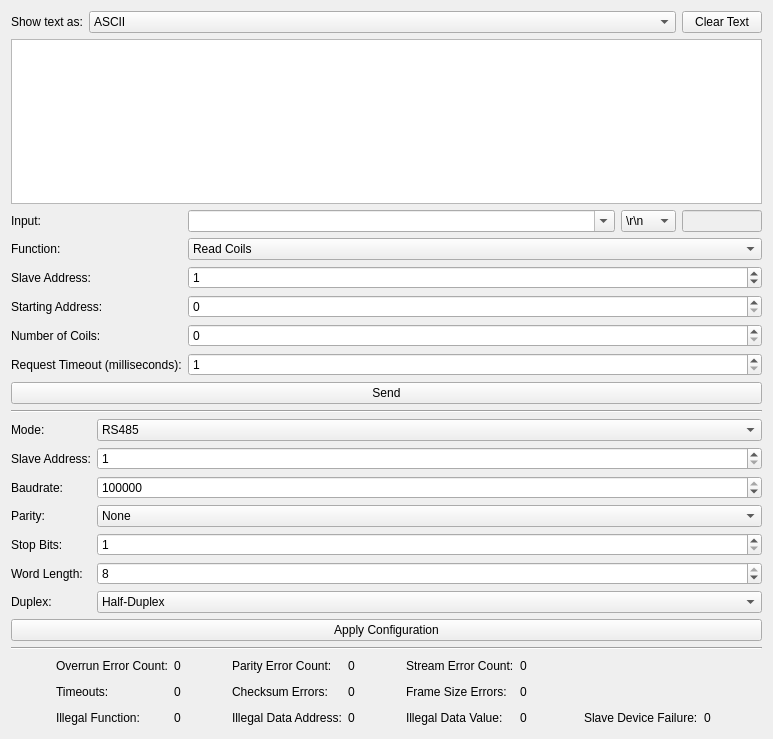
Tinkerforge/brickv, file src/brickv/plugin_system/plugins/rs485/ui/rs485.ui: the form before one commit.
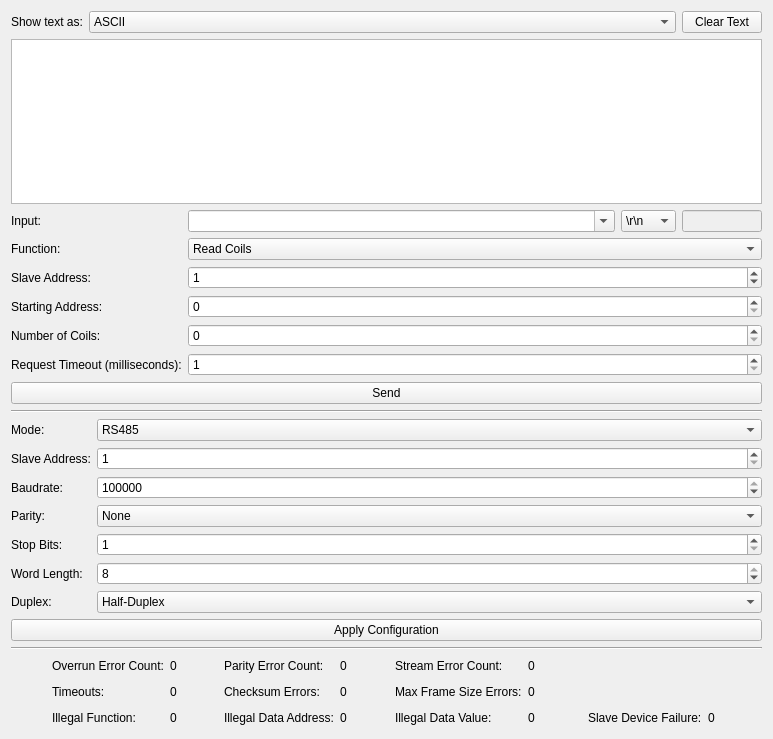
The form after the commit.

Commit message: bricklet-rs485: Change error count label

The edit to the form file:
```diff
--- a/src/brickv/plugin_system/plugins/rs485/ui/rs485.ui
+++ b/src/brickv/plugin_system/plugins/rs485/ui/rs485.ui
@@ -549,7 +549,7 @@
         <item row="1" column="7">
          <widget class="QLabel" name="label_error_modbus_frame_size_name">
           <property name="text">
-           <string>Frame Size Errors:</string>
+           <string>Max Frame Size Errors:</string>
           </property>
          </widget>
         </item>
```
